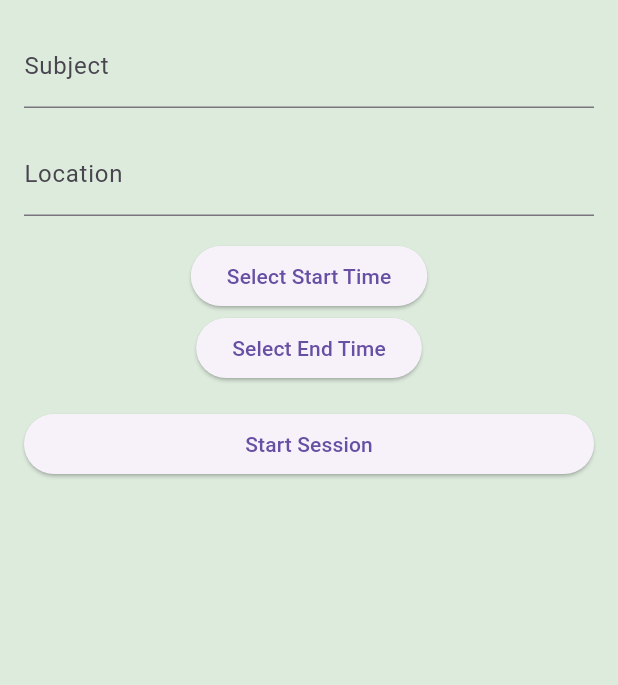
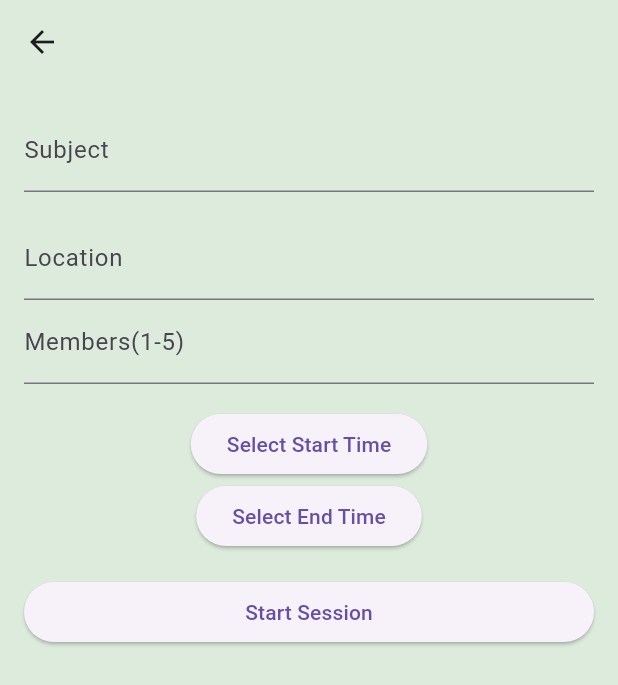
Before and after one commit to SabanMar/swm, a Flutter app: the HomePage screen opened directly, after a tap on "Start your own Session!", on a phone screen of 412 x 824 dp. Shown: the top 685 px of the screen. Run offline on Flutter 3.47's test engine with Material 3 defaults, Android fonts, the phone set to English and light mode, and no system bars; our stand-ins replace shared_preferences; accounts and stored records are empty.

Commit message:
new changes

```diff
--- a/study_with_me/lib/get_started.dart
+++ b/study_with_me/lib/get_started.dart
@@ -9,6 +9,9 @@ class GetStarted extends StatelessWidget {
   @override
   Widget build(BuildContext context) {
     return Scaffold(
+      appBar: AppBar(
+        backgroundColor: const Color(0xFFDDEBDD),
+      ),
       body: Padding(
         padding: const EdgeInsets.all(16.0),
         child: Column(
@@ -43,9 +46,9 @@ class GetStarted extends StatelessWidget {
                   );
                 },
                 style: ElevatedButton.styleFrom(
-                  onPrimary: Colors.white,
                   primary: const Color(0x00618264),
                 ),
+
                 child: const Text(
                   'GET STARTED',
                   style: TextStyle(
--- a/study_with_me/lib/homepage.dart
+++ b/study_with_me/lib/homepage.dart
@@ -1,6 +1,7 @@
 import 'package:flutter/material.dart';
 import 'package:study_with_me/get_started.dart';
 import 'package:study_with_me/start_session.dart';
+import 'package:study_with_me/join_session.dart';
 import 'usermanager.dart';
 
 class HomePage extends StatelessWidget {
@@ -15,13 +16,24 @@ class HomePage extends StatelessWidget {
   @override
   Widget build(BuildContext context) {
     return Scaffold(
+      appBar: AppBar(
+        backgroundColor: const Color(0xFFDDEBDD),
+      ),
       body: Center(
         child: Column(
           mainAxisAlignment: MainAxisAlignment.center,
           children: <Widget>[
             GestureDetector(
+              onTap: () {
+                Navigator.push(
+                  context,
+                  MaterialPageRoute(
+                    builder: (context) => const JoinSession(),
+                  ),
+                );
+              },
               child: Container(
-                margin: EdgeInsets.only(left: 20, right: 20),
+                margin: const EdgeInsets.only(left: 20, right: 20),
                 decoration: BoxDecoration(
                   color: Colors.white,
                   borderRadius: BorderRadius.circular(10.0),
@@ -30,8 +42,10 @@ class HomePage extends StatelessWidget {
                     heightFactor: 6,
                     child: Text(
                       'Join a Session',
-                      style:
-                          TextStyle(color: Colors.green.shade700, fontSize: 25),
+                      style: TextStyle(
+                          color: Colors.green.shade700,
+                          fontSize: 25,
+                          fontWeight: FontWeight.w600),
                     )),
               ),
             ),
@@ -41,24 +55,27 @@ class HomePage extends StatelessWidget {
                 Navigator.push(
                   context,
                   MaterialPageRoute(
-                    builder: (context) => StartSession(),
+                    builder: (context) => const StartSession(),
                   ),
                 );
               },
               child: Container(
-                margin: EdgeInsets.only(left: 20, right: 20),
+                margin: const EdgeInsets.only(left: 20, right: 20),
                 decoration: BoxDecoration(
                   color: Colors.white,
                   borderRadius: BorderRadius.circular(10.0),
                 ),
                 child: Center(
-                    heightFactor: 6,
-                    child: Text(
-                      'Start your own Session!',
-                      style:
-                          TextStyle(color: Colors.green.shade700, fontSize: 25),
-                      softWrap: true,
-                    )),
+                  heightFactor: 6,
+                  child: Text(
+                    'Start your own Session!',
+                    style: TextStyle(
+                        color: Colors.green.shade700,
+                        fontSize: 25,
+                        fontWeight: FontWeight.w600),
+                    softWrap: true,
+                  ),
+                ),
               ),
             ),
             const SizedBox(height: 20),
--- a/study_with_me/lib/login.dart
+++ b/study_with_me/lib/login.dart
@@ -33,7 +33,7 @@ class _LoginPageState extends State<LoginPage> {
   TextEditingController passwordController = TextEditingController();
 
   Future<void> _login(String username, String password) async {
-    final url = Uri.parse('http://10.0.2.2:5000/login');
+    final url = Uri.parse('http://127.0.0.1:5000/login');
 
     final response = await http.post(
       url,
@@ -82,6 +82,9 @@ class _LoginPageState extends State<LoginPage> {
   @override
   Widget build(BuildContext context) {
     return Scaffold(
+      appBar: AppBar(
+        backgroundColor: const Color(0xFFDDEBDD),
+      ),
       body: SingleChildScrollView(
         scrollDirection: Axis.vertical,
         child: Padding(
--- a/study_with_me/lib/signup.dart
+++ b/study_with_me/lib/signup.dart
@@ -38,7 +38,7 @@ class _SignUpPageState extends State<SignUp> {
 
   Future<void> signup(String fullName, String email, String username,
       String password, String uni, String phone) async {
-    final url = Uri.parse('http://10.0.2.2:5000/signup');
+    final url = Uri.parse('http://127.0.0.1:5000/signup');
     Map<String, String> names = splitFullName(fullName);
 
     Map<String, dynamic> requestBody = {
@@ -106,6 +106,9 @@ class _SignUpPageState extends State<SignUp> {
   @override
   Widget build(BuildContext context) {
     return Scaffold(
+      appBar: AppBar(
+        backgroundColor: const Color(0xFFDDEBDD),
+      ),
       body: SingleChildScrollView(
         scrollDirection: Axis.vertical,
         child: Padding(
--- a/study_with_me/lib/start_session.dart
+++ b/study_with_me/lib/start_session.dart
@@ -1,5 +1,4 @@
 import 'dart:convert';
-
 import 'package:flutter/material.dart';
 import 'package:study_with_me/usermanager.dart';
 import 'package:http/http.dart' as http;
@@ -16,6 +15,7 @@ class _StartSessionState extends State<StartSession> {
   DateTime? selectedEndTime;
   TextEditingController subjectController = TextEditingController();
   TextEditingController locationController = TextEditingController();
+  TextEditingController maxMembersController = TextEditingController();
 
   Future<void> _selectDateTime(bool isStartTime) async {
     final DateTime? picked = await showDatePicker(
@@ -61,10 +61,11 @@ class _StartSessionState extends State<StartSession> {
     String location,
     DateTime startTime,
     DateTime endTime,
+    String maxMembers
   ) async {
     int? hostId = UserManager.loggedInUserId; // Get host ID from UserManager
 
-    final Uri uri = Uri.parse('http://10.0.2.2:5000/create_session');
+    final Uri uri = Uri.parse('http://127.0.0.1:5000/create_session');
 
     final Map<String, dynamic> requestData = {
       "host_id": hostId.toString(),
@@ -72,6 +73,7 @@ class _StartSessionState extends State<StartSession> {
       "location": location,
       "start_time": startTime.toIso8601String(),
       "end_time": endTime.toIso8601String(),
+      "max_members": maxMembers
     };
 
     try {
@@ -83,13 +85,13 @@ class _StartSessionState extends State<StartSession> {
 
       if (response.statusCode == 200) {
         ScaffoldMessenger.of(context).showSnackBar(
-          SnackBar(content: Text('Session created successfully')),
+          const SnackBar(content: Text('Session created successfully')),
         );
         // Navigate to the next screen upon successful session creation
         // Navigator.of(context).pushReplacement(...);
       } else {
         ScaffoldMessenger.of(context).showSnackBar(
-          SnackBar(content: Text('Failed to create session')),
+          const SnackBar(content: Text('Failed to create session')),
         );
       }
     } catch (error) {
@@ -99,9 +101,13 @@ class _StartSessionState extends State<StartSession> {
     }
   }
 
+
   @override
   Widget build(BuildContext context) {
     return Scaffold(
+      appBar: AppBar(
+        backgroundColor: const Color(0xFFDDEBDD),
+      ),
       body: Padding(
         padding: const EdgeInsets.all(16.0),
         child: Column(
@@ -109,18 +115,24 @@ class _StartSessionState extends State<StartSession> {
           children: [
             TextFormField(
               controller: subjectController,
-              decoration: InputDecoration(
+              decoration: const InputDecoration(
                 labelText: 'Subject',
               ),
             ),
-            SizedBox(height: 16),
+            const SizedBox(height: 16),
             TextFormField(
               controller: locationController,
-              decoration: InputDecoration(
+              decoration: const InputDecoration(
                 labelText: 'Location',
               ),
             ),
-            SizedBox(height: 16),
+            TextFormField(
+              controller: maxMembersController,
+              decoration: const InputDecoration(
+                labelText: 'Members(1-5)',
+              ),
+            ),
+            const SizedBox(height: 16),
             Column(
               mainAxisAlignment: MainAxisAlignment.spaceBetween,
               children: [
@@ -146,12 +158,13 @@ class _StartSessionState extends State<StartSession> {
                 ),
               ],
             ),
-            SizedBox(height: 16),
+            const SizedBox(height: 16),
             ElevatedButton(
               onPressed: () {
                 if (selectedStartTime != null && selectedEndTime != null) {
                   String subject = subjectController.text;
                   String location = locationController.text;
+                  String maxMembers = maxMembersController.text;
 
                   // Call createSession with all the extracted values
                   createSession(
@@ -160,16 +173,17 @@ class _StartSessionState extends State<StartSession> {
                     location,
                     selectedStartTime!,
                     selectedEndTime!,
+                    maxMembers
                   );
                 } else {
                   ScaffoldMessenger.of(context).showSnackBar(
-                    SnackBar(
+                    const SnackBar(
                       content: Text('Please select start and end times'),
                     ),
                   );
                 }
               },
-              child: Text('Start Session'),
+              child: const Text('Start Session'),
             ),
           ],
         ),
--- a/study_with_me/pubspec.yaml
+++ b/study_with_me/pubspec.yaml
@@ -17,6 +17,8 @@ dependencies:
   cupertino_icons: ^1.0.2
   http: ^1.1.0
   flutter_datetime_picker: ^1.5.1
+  location: ^4.3.0
+  url_launcher: ^6.0.6
 
 
 dev_dependencies:
```
Also changed, not shown: study_with_me/lib/join_session.dart (added, +200 -0 lines), study_with_me/flutter_02.png (added), study_with_me/pubspec.lock, 8 other files.
